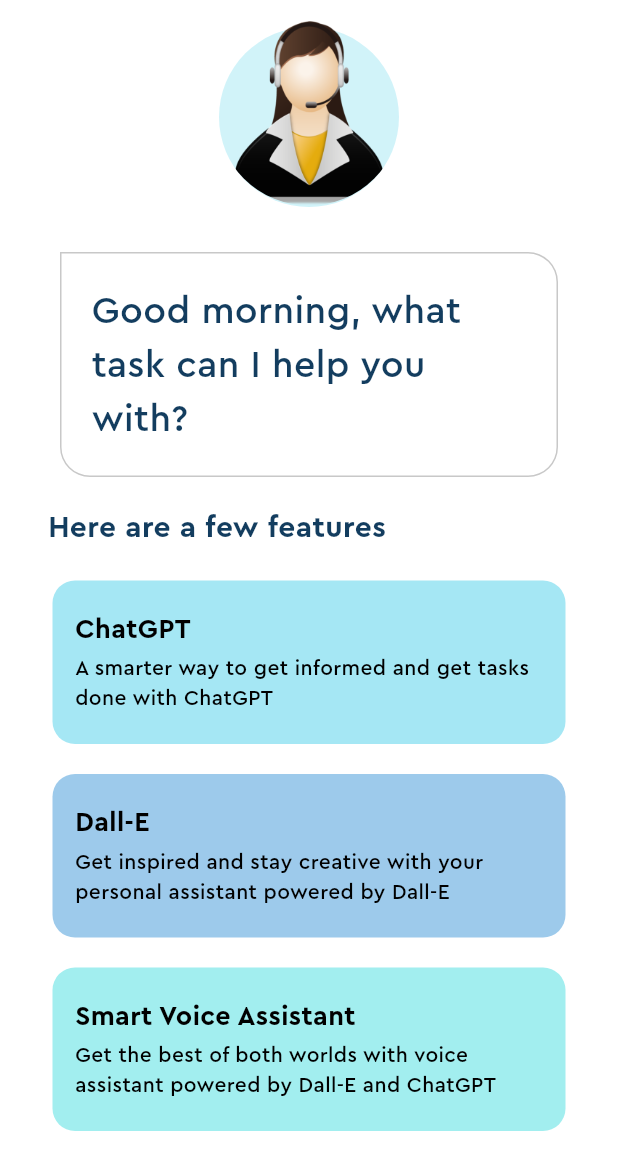
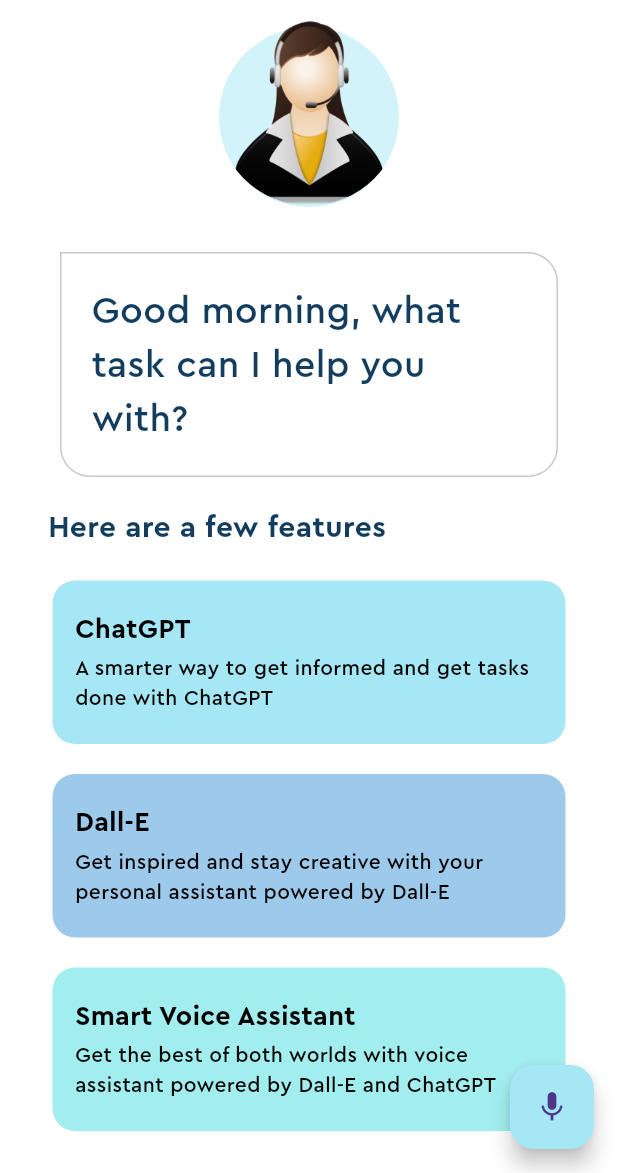
Before and after one commit to okellomano/msaidizi, a Flutter app: the screen it shows after launch, on a phone screen of 412 x 824 dp, the part 63-1236 px from its top. Run offline on Flutter 3.47's test engine with Material 2 defaults, Android fonts, the phone set to English and light mode, and no system bars.

Commit message:
added mic button

```diff
--- a/lib/home_page.dart
+++ b/lib/home_page.dart
@@ -97,7 +97,7 @@
           ),
           // Features list
           Column(
-            children: [
+            children: const [
               FeatureBox(
                 color: Pallete.firstSuggestionBoxColor,
                 headerText: 'ChatGPT',
@@ -120,6 +120,13 @@
           ),
         ],
       ),
+      floatingActionButton: FloatingActionButton(
+        onPressed: () {},
+        backgroundColor: Pallete.firstSuggestionBoxColor,
+        child: const Icon(
+          Icons.mic,
+        ),
+      ),
     );
   }
 }
```
